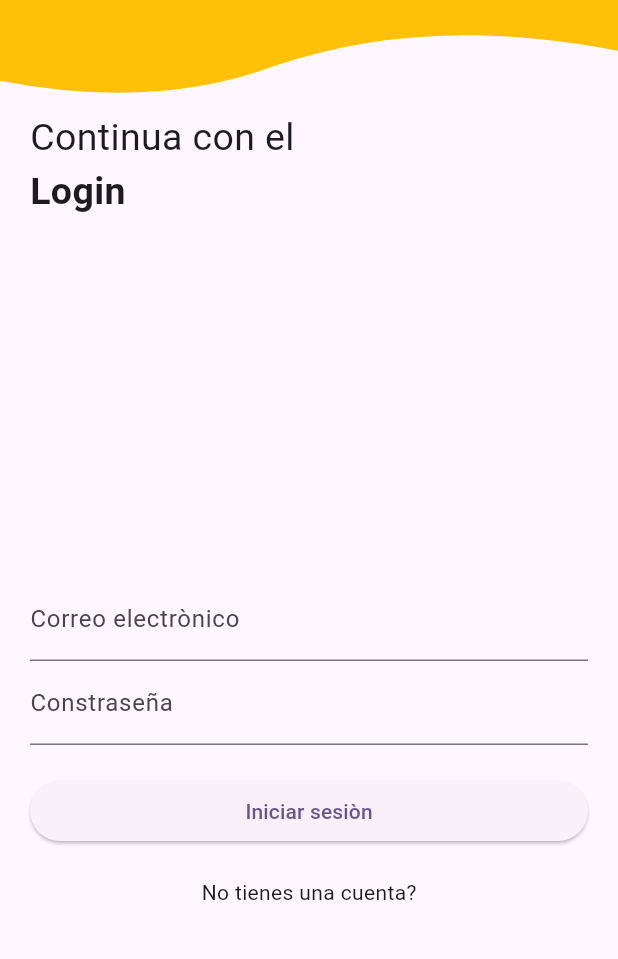
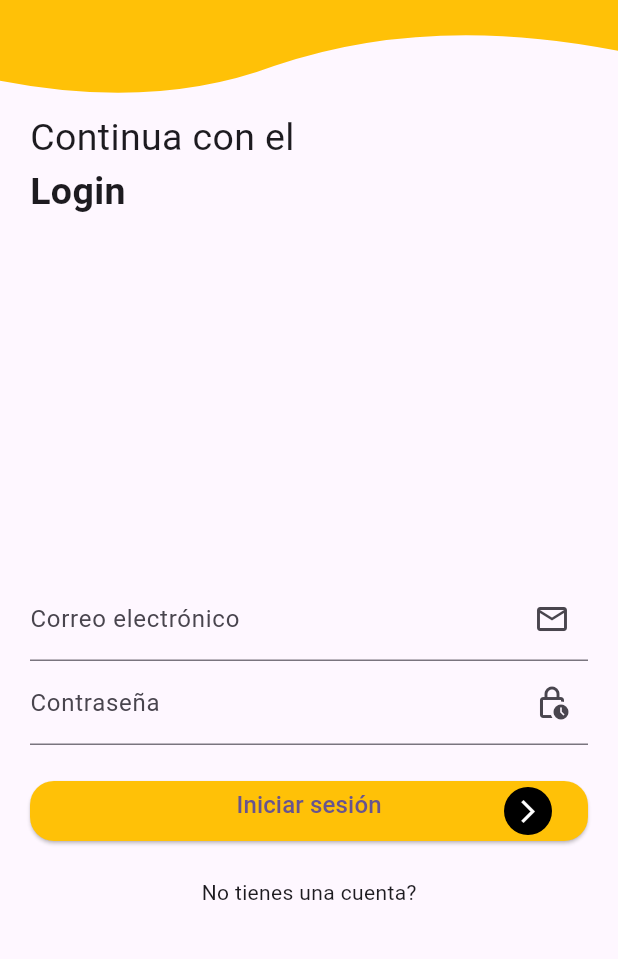
Before and after one commit to clayaldas/blog_app, a Flutter app: the screen it shows after launch, on a phone screen of 412 x 824 dp, the part 260-1219 px from its top. Run offline on Flutter 3.47's test engine with Material 3 defaults, Android fonts, the phone set to English and light mode, and no system bars; our stand-ins replace flutter_custom_clippers.

Commit message:
Clase del miercoles 16 de octubre finalizada

```diff
--- a/lib/src/presentation/pages/auth/login/login_page.dart
+++ b/lib/src/presentation/pages/auth/login/login_page.dart
@@ -1,87 +1,13 @@
+import 'package:blog_app/src/presentation/pages/auth/login/widgets/login_body.dart';
 import 'package:flutter/material.dart';
-import 'package:flutter_custom_clippers/flutter_custom_clippers.dart';
 
 class LoginPage extends StatelessWidget {
   const LoginPage({super.key});
 
   @override
   Widget build(BuildContext context) {
-    return Scaffold(
-      body: Column(
-        crossAxisAlignment: CrossAxisAlignment.start,
-        children: [
-          ClipPath(
-            clipper: WaveClipperTwo(),
-            child: Container(
-              height: MediaQuery.of(context).size.height * 0.30,
-              color: Colors.amber,
-              child: Row(
-                mainAxisAlignment: MainAxisAlignment.spaceEvenly,
-                children: [
-                  Image.asset(
-                    'assets/images/gamepad.png',
-                    height: 100,
-                    width: 150,
-                  ),
-                  const Text(
-                    'App Blog',
-                    style: TextStyle(
-                      fontSize: 25,
-                      fontWeight: FontWeight.bold,
-                    ),
-                  ),
-                ],
-              ),
-            ),
-          ),
-          Container(
-            margin: const EdgeInsets.only(left: 20),
-            child: const Text(
-              'Continua con el',
-              style: TextStyle(fontSize: 25),
-            ),
-          ),
-          Container(
-            margin: const EdgeInsets.only(left: 20),
-            child: const Text(
-              'Login',
-              style: TextStyle(fontSize: 25, fontWeight: FontWeight.bold),
-            ),
-          ),
-          const Spacer(),
-          Container(
-            margin: const EdgeInsets.symmetric(horizontal: 20),
-            child: const TextField(
-              decoration: InputDecoration(
-                label: Text('Correo electrònico'),
-              ),
-            ),
-          ),
-          Container(
-            margin: const EdgeInsets.symmetric(horizontal: 20),
-            child: const TextField(
-              decoration: InputDecoration(
-                label: Text('Constraseña'),
-              ),
-            ),
-          ),
-          Container(
-            width: double.infinity,
-            margin: const EdgeInsets.symmetric(horizontal: 20, vertical: 20),
-            child: ElevatedButton(
-              onPressed: () {},
-              child: const Text('Iniciar sesiòn'),
-            ),
-          ),
-          Container(
-            alignment: Alignment.center,
-            margin: const EdgeInsets.only(bottom: 46),
-            child: const Text(
-              'No tienes una cuenta?',
-            ),
-          )
-        ],
-      ),
+    return const Scaffold(
+      body: LoginBody(),
     );
   }
 }
--- /dev/null
+++ b/lib/src/presentation/pages/auth/login/widgets/login_body.dart
@@ -0,0 +1,84 @@
+import 'package:blog_app/src/presentation/widgets/elevated_button_widget.dart';
+import 'package:blog_app/src/presentation/widgets/text_field_widget.dart';
+import 'package:flutter_custom_clippers/flutter_custom_clippers.dart';
+import 'package:flutter/material.dart';
+
+class LoginBody extends StatelessWidget {
+  const LoginBody({super.key});
+
+  @override
+  Widget build(BuildContext context) {
+    return Column(
+      crossAxisAlignment: CrossAxisAlignment.start,
+      children: [
+        ClipPath(
+          clipper: WaveClipperTwo(),
+          child: Container(
+            height: MediaQuery.of(context).size.height * 0.30,
+            color: Colors.amber,
+            child: Row(
+              mainAxisAlignment: MainAxisAlignment.spaceEvenly,
+              children: [
+                Image.asset(
+                  'assets/images/gamepad.png',
+                  height: 100,
+                  width: 150,
+                ),
+                const Text(
+                  'App Blog',
+                  style: TextStyle(
+                    fontSize: 25,
+                    fontWeight: FontWeight.bold,
+                  ),
+                ),
+              ],
+            ),
+          ),
+        ),
+        Container(
+          margin: const EdgeInsets.only(left: 20),
+          child: const Text(
+            'Continua con el',
+            style: TextStyle(fontSize: 25),
+          ),
+        ),
+        Container(
+          margin: const EdgeInsets.only(left: 20),
+          child: const Text(
+            'Login',
+            style: TextStyle(fontSize: 25, fontWeight: FontWeight.bold),
+          ),
+        ),
+        const Spacer(),
+        Container(
+            margin: const EdgeInsets.symmetric(horizontal: 20),
+            child: const TextFieldWidget(
+              text: 'Correo electrónico',
+              icon: Icons.email_outlined,
+            )),
+        Container(
+          margin: const EdgeInsets.symmetric(horizontal: 20),
+          child: const TextFieldWidget(
+            text: 'Contraseña',
+            icon: Icons.lock_clock_outlined,
+          ),
+        ),
+        Container(
+          width: double.infinity,
+          margin: const EdgeInsets.symmetric(horizontal: 20, vertical: 20),
+          child: ElevatedButtonWidget(
+            text: 'Iniciar sesión',
+            onPressed: () {},
+          ),
+        ),
+        Container(
+          alignment: Alignment.center,
+          margin: const EdgeInsets.only(bottom: 46),
+          child: const Text(
+            'No tienes una cuenta?',
+          ),
+        )
+      ],
+    );
+  }
+}
--- /dev/null
+++ b/lib/src/presentation/utils/base_color.dart
@@ -0,0 +1,4 @@
+import 'package:flutter/material.dart';
+
+const baseColor = Color.fromARGB(255, 138, 251, 451);
+const backGroundColor = Color.fromARGB(255, 30, 30, 30);
--- /dev/null
+++ b/lib/src/presentation/widgets/elevated_button_widget.dart
@@ -0,0 +1,47 @@
+import 'package:flutter/material.dart';
+
+class ElevatedButtonWidget extends StatelessWidget {
+  final String text;
+  final Function() onPressed;
+
+  const ElevatedButtonWidget(
+      {super.key, required this.text, required this.onPressed});
+
+  @override
+  Widget build(BuildContext context) {
+    return ElevatedButton(
+      // onPressed: () {},
+      onPressed: onPressed,
+
+      style: ElevatedButton.styleFrom(
+        backgroundColor: Colors.amber,
+        shape: RoundedRectangleBorder(
+          borderRadius: BorderRadius.circular(16),
+        ),
+      ),
+      child: Stack(
+        children: [
+          Container(
+            alignment: Alignment.center,
+            child: Text(
+              // 'Iniciar sesión',
+              text,
+              style: const TextStyle(fontSize: 16),
+            ),
+          ),
+          Container(
+            alignment: Alignment.centerRight,
+            child: const CircleAvatar(
+              backgroundColor: Colors.black,
+              radius: 16,
+              child: Icon(
+                Icons.arrow_forward_ios,
+                color: Colors.white,
+              ),
+            ),
+          ),
+        ],
+      ),
+    );
+  }
+}
--- /dev/null
+++ b/lib/src/presentation/widgets/text_field_widget.dart
@@ -0,0 +1,24 @@
+import 'package:flutter/material.dart';
+
+class TextFieldWidget extends StatelessWidget {
+  final String text;
+  final IconData icon;
+
+  const TextFieldWidget({super.key, required this.text, required this.icon});
+
+  @override
+  Widget build(BuildContext context) {
+    return TextField(
+      decoration: InputDecoration(
+        label: Text(text),
+        labelStyle: const TextStyle(
+            //color: Colors.red,
+            ),
+        suffixIcon: Icon(icon),
+      ),
+      style: const TextStyle(
+        color: Colors.white,
+      ),
+    );
+  }
+}
```
